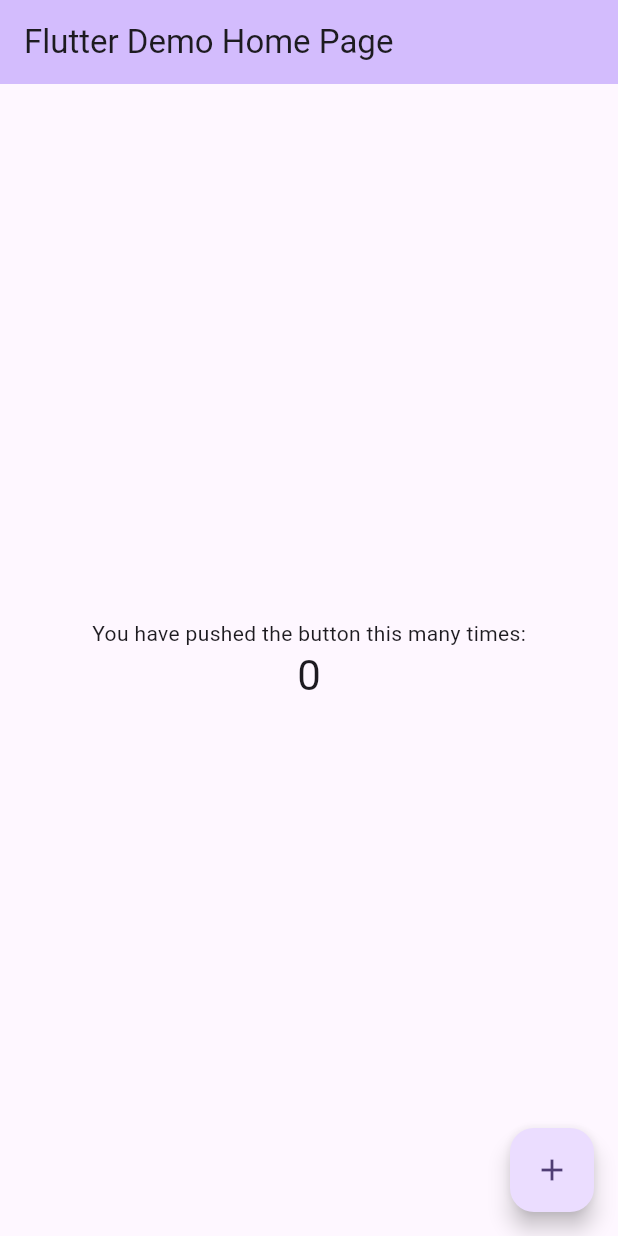
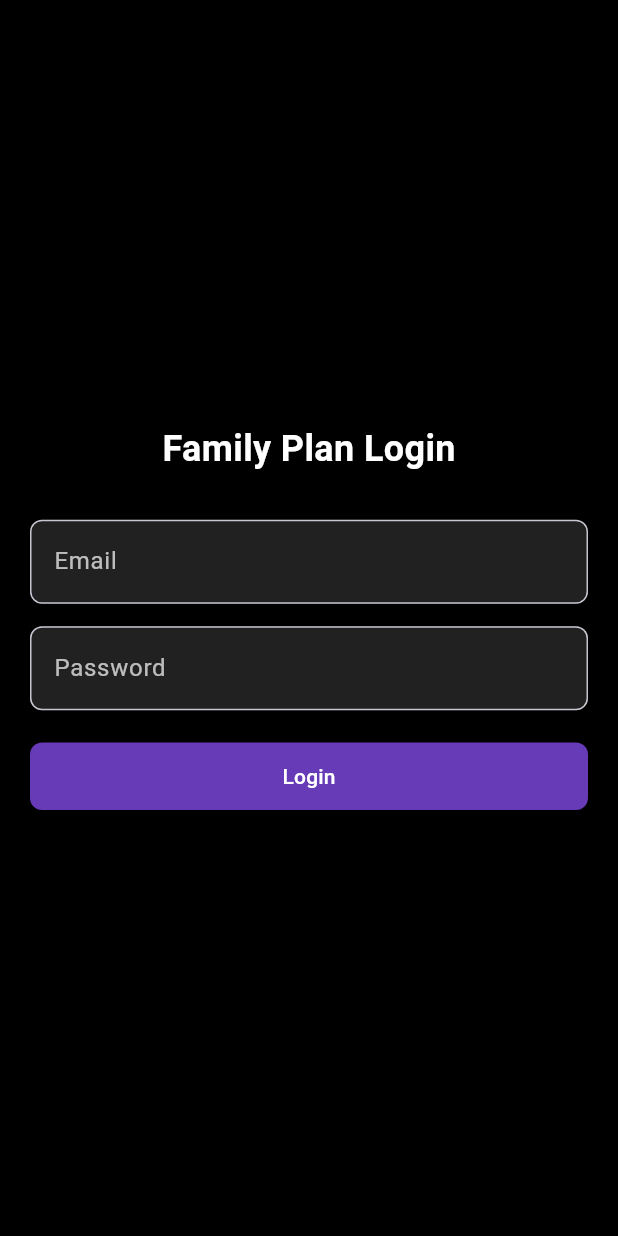
Before and after one commit to andywijaya15/family-plan-app, a Flutter app: the screen it shows after launch, on a phone screen of 412 x 824 dp. Run offline on Flutter 3.47's test engine with Material 3 defaults, Android fonts, the phone set to English and light mode, and no system bars; our stand-ins replace logger, shared_preferences.

Commit message:
in progress

```diff
--- a/lib/main.dart
+++ b/lib/main.dart
@@ -1,122 +1,28 @@
 import 'package:flutter/material.dart';
+import 'screens/login_screen.dart';
 
 void main() {
-  runApp(const MyApp());
+  runApp(const FamilyPlanApp());
 }
 
-class MyApp extends StatelessWidget {
-  const MyApp({super.key});
+class FamilyPlanApp extends StatelessWidget {
+  const FamilyPlanApp({super.key});
 
-  // This widget is the root of your application.
   @override
   Widget build(BuildContext context) {
     return MaterialApp(
-      title: 'Flutter Demo',
-      theme: ThemeData(
-        // This is the theme of your application.
-        //
-        // TRY THIS: Try running your application with "flutter run". You'll see
-        // the application has a purple toolbar. Then, without quitting the app,
-        // try changing the seedColor in the colorScheme below to Colors.green
-        // and then invoke "hot reload" (save your changes or press the "hot
-        // reload" button in a Flutter-supported IDE, or press "r" if you used
-        // the command line to start the app).
-        //
-        // Notice that the counter didn't reset back to zero; the application
-        // state is not lost during the reload. To reset the state, use hot
-        // restart instead.
-        //
-        // This works for code too, not just values: Most code changes can be
-        // tested with just a hot reload.
-        colorScheme: ColorScheme.fromSeed(seedColor: Colors.deepPurple),
+      title: 'Family Plan',
+      debugShowCheckedModeBanner: false,
+
+      // 🌑 Gunakan hanya dark theme
+      themeMode: ThemeMode.dark,
+      darkTheme: ThemeData(
+        brightness: Brightness.dark,
+        colorSchemeSeed: Colors.indigo,
+        useMaterial3: true,
       ),
-      home: const MyHomePage(title: 'Flutter Demo Home Page'),
+
+      home: const LoginScreen(),
     );
   }
 }
-
-class MyHomePage extends StatefulWidget {
-  const MyHomePage({super.key, required this.title});
-
-  // This widget is the home page of your application. It is stateful, meaning
-  // that it has a State object (defined below) that contains fields that affect
-  // how it looks.
-
-  // This class is the configuration for the state. It holds the values (in this
-  // case the title) provided by the parent (in this case the App widget) and
-  // used by the build method of the State. Fields in a Widget subclass are
-  // always marked "final".
-
-  final String title;
-
-  @override
-  State<MyHomePage> createState() => _MyHomePageState();
-}
-
-class _MyHomePageState extends State<MyHomePage> {
-  int _counter = 0;
-
-  void _incrementCounter() {
-    setState(() {
-      // This call to setState tells the Flutter framework that something has
-      // changed in this State, which causes it to rerun the build method below
-      // so that the display can reflect the updated values. If we changed
-      // _counter without calling setState(), then the build method would not be
-      // called again, and so nothing would appear to happen.
-      _counter++;
-    });
-  }
-
-  @override
-  Widget build(BuildContext context) {
-    // This method is rerun every time setState is called, for instance as done
-    // by the _incrementCounter method above.
-    //
-    // The Flutter framework has been optimized to make rerunning build methods
-    // fast, so that you can just rebuild anything that needs updating rather
-    // than having to individually change instances of widgets.
-    return Scaffold(
-      appBar: AppBar(
-        // TRY THIS: Try changing the color here to a specific color (to
-        // Colors.amber, perhaps?) and trigger a hot reload to see the AppBar
-        // change color while the other colors stay the same.
-        backgroundColor: Theme.of(context).colorScheme.inversePrimary,
-        // Here we take the value from the MyHomePage object that was created by
-        // the App.build method, and use it to set our appbar title.
-        title: Text(widget.title),
-      ),
-      body: Center(
-        // Center is a layout widget. It takes a single child and positions it
-        // in the middle of the parent.
-        child: Column(
-          // Column is also a layout widget. It takes a list of children and
-          // arranges them vertically. By default, it sizes itself to fit its
-          // children horizontally, and tries to be as tall as its parent.
-          //
-          // Column has various properties to control how it sizes itself and
-          // how it positions its children. Here we use mainAxisAlignment to
-          // center the children vertically; the main axis here is the vertical
-          // axis because Columns are vertical (the cross axis would be
-          // horizontal).
-          //
-          // TRY THIS: Invoke "debug painting" (choose the "Toggle Debug Paint"
-          // action in the IDE, or press "p" in the console), to see the
-          // wireframe for each widget.
-          mainAxisAlignment: MainAxisAlignment.center,
-          children: <Widget>[
-            const Text('You have pushed the button this many times:'),
-            Text(
-              '$_counter',
-              style: Theme.of(context).textTheme.headlineMedium,
-            ),
-          ],
-        ),
-      ),
-      floatingActionButton: FloatingActionButton(
-        onPressed: _incrementCounter,
-        tooltip: 'Increment',
-        child: const Icon(Icons.add),
-      ), // This trailing comma makes auto-formatting nicer for build methods.
-    );
-  }
-}
--- /dev/null
+++ b/lib/screens/login_screen.dart
@@ -0,0 +1,151 @@
+import 'package:flutter/material.dart';
+import 'package:http/http.dart' as http;
+import 'package:logger/logger.dart';
+import 'package:shared_preferences/shared_preferences.dart';
+import 'dart:convert';
+import '../widgets/bottom_navbar.dart';
+
+final logger = Logger();
+
+class LoginScreen extends StatefulWidget {
+  const LoginScreen({super.key});
+
+  @override
+  State<LoginScreen> createState() => _LoginScreenState();
+}
+
+class _LoginScreenState extends State<LoginScreen> {
+  final emailController = TextEditingController();
+  final passwordController = TextEditingController();
+  bool isLoading = false;
+
+  Future<void> login() async {
+    setState(() => isLoading = true);
+
+    try {
+      final uri = Uri.parse('http://localhost:8080/api/login');
+
+      final response = await http.post(
+        uri,
+        headers: {'Content-Type': 'application/json'},
+        body: jsonEncode({
+          'email': emailController.text.trim(),
+          'password': passwordController.text.trim(),
+        }),
+      );
+
+      if (response.statusCode == 200) {
+        final data = jsonDecode(response.body);
+        final token = data['token'];
+
+        if (token == null) {
+          if (!mounted) return;
+          ScaffoldMessenger.of(context).showSnackBar(
+            const SnackBar(content: Text('Token tidak ditemukan di response')),
+          );
+          return;
+        }
+
+        // ✅ Simpan token JWT ke SharedPreferences
+        final prefs = await SharedPreferences.getInstance();
+        await prefs.setString('token', token);
+
+        logger.i('Login success. Token disimpan.');
+
+        if (!mounted) return;
+        ScaffoldMessenger.of(context).showSnackBar(
+          const SnackBar(content: Text('Login berhasil!')),
+        );
+
+        // ✅ Pindah ke dashboard
+        Navigator.pushReplacement(
+          context,
+          MaterialPageRoute(builder: (_) => const BottomNavBar()),
+        );
+      } else {
+        if (!mounted) return;
+        ScaffoldMessenger.of(context).showSnackBar(
+          SnackBar(content: Text('Login gagal: ${response.body}')),
+        );
+      }
+    } catch (e, st) {
+      logger.e('Login error', error: e, stackTrace: st);
+      if (!mounted) return;
+      ScaffoldMessenger.of(context).showSnackBar(
+        SnackBar(content: Text('Terjadi kesalahan: $e')),
+      );
+    } finally {
+      if (mounted) setState(() => isLoading = false);
+    }
+  }
+
+  @override
+  Widget build(BuildContext context) {
+    return Scaffold(
+      backgroundColor: Colors.black, // 🔥 Langsung dark dari awal
+      body: Padding(
+        padding: const EdgeInsets.all(20),
+        child: Center(
+          child: SingleChildScrollView(
+            child: Column(
+              mainAxisAlignment: MainAxisAlignment.center,
+              children: [
+                const Text(
+                  'Family Plan Login',
+                  style: TextStyle(
+                    fontSize: 24,
+                    fontWeight: FontWeight.bold,
+                    color: Colors.white, // teks putih untuk dark mode
+                  ),
+                ),
+                const SizedBox(height: 30),
+                TextField(
+                  controller: emailController,
+                  style: const TextStyle(color: Colors.white),
+                  decoration: InputDecoration(
+                    labelText: 'Email',
+                    labelStyle: const TextStyle(color: Colors.white70),
+                    filled: true,
+                    fillColor: Colors.grey[900],
+                    border: OutlineInputBorder(
+                      borderRadius: BorderRadius.circular(8),
+                    ),
+                  ),
+                ),
+                const SizedBox(height: 15),
+                TextField(
+                  controller: passwordController,
+                  obscureText: true,
+                  style: const TextStyle(color: Colors.white),
+                  decoration: InputDecoration(
+                    labelText: 'Password',
+                    labelStyle: const TextStyle(color: Colors.white70),
+                    filled: true,
+                    fillColor: Colors.grey[900],
+                    border: OutlineInputBorder(
+                      borderRadius: BorderRadius.circular(8),
+                    ),
+                  ),
+                ),
+                const SizedBox(height: 20),
+                ElevatedButton(
+                  onPressed: isLoading ? null : login,
+                  style: ElevatedButton.styleFrom(
+                    backgroundColor: Colors.deepPurple,
+                    minimumSize: const Size(double.infinity, 45),
+                    shape: RoundedRectangleBorder(
+                      borderRadius: BorderRadius.circular(8),
+                    ),
+                  ),
+                  child: isLoading
+                      ? const CircularProgressIndicator(color: Colors.white)
+                      : const Text('Login', style: TextStyle(color: Colors.white)),
+                ),
+              ],
+            ),
+          ),
+        ),
+      ),
+    );
+  }
+}
--- a/pubspec.yaml
+++ b/pubspec.yaml
@@ -34,6 +34,10 @@ dependencies:
   # The following adds the Cupertino Icons font to your application.
   # Use with the CupertinoIcons class for iOS style icons.
   cupertino_icons: ^1.0.8
+  http: ^1.5.0
+  logger: ^2.6.2
+  shared_preferences: ^2.5.3
+  shared_preferences_web: ^2.4.3
 
 dev_dependencies:
   flutter_test:
@@ -44,7 +48,7 @@ dev_dependencies:
   # activated in the `analysis_options.yaml` file located at the root of your
   # package. See that file for information about deactivating specific lint
   # rules and activating additional ones.
-  flutter_lints: ^5.0.0
+  flutter_lints: ^6.0.0
 
 # For information on the generic Dart part of this file, see the
 # following page: https://dart.dev/tools/pub/pubspec
```
Also changed, not shown: lib/home_screen.dart (added, +55 -0 lines), lib/screens/category_screen.dart (added, +180 -0 lines), lib/screens/dashboard_screen.dart (added, +12 -0 lines), lib/screens/transaction_screen.dart (added, +12 -0 lines), lib/widgets/bottom_navbar.dart (added, +40 -0 lines), pubspec.lock, 1 other file.
